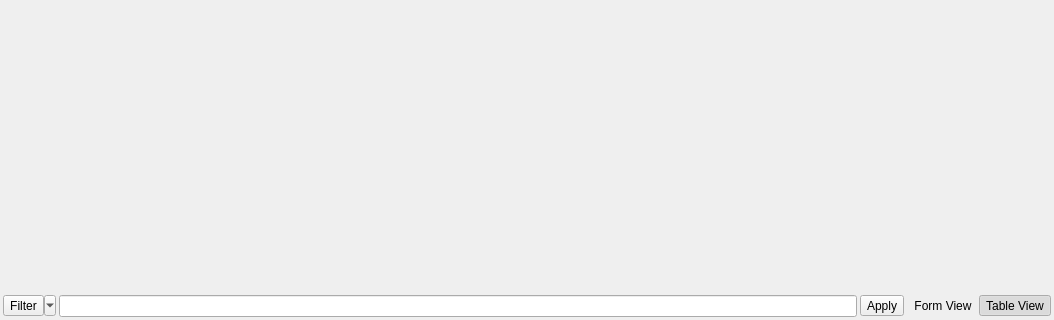
This is src/ui/qgsattributetabledialog.ui in qgis/QGIS as Qt 5 draws it before an edit; both pictures show x 0 to 1054 and y 250 to 570 of the 1054 by 570 pixel window. The edited form follows.
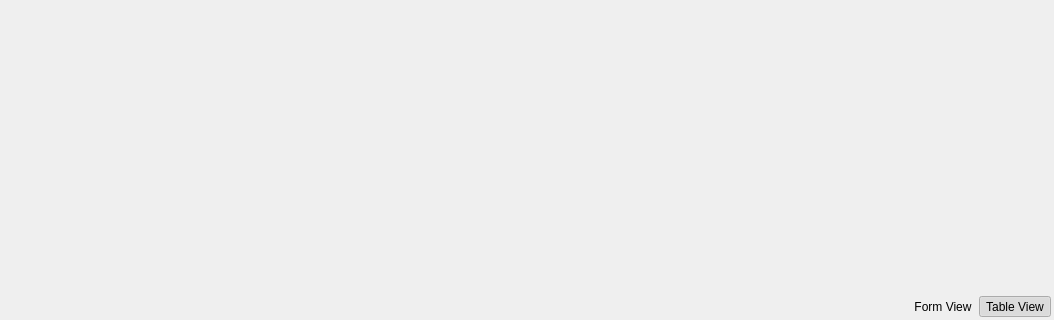
This is the edited form. Icons and pictures are not drawn. Custom widgets are drawn as their Qt base class.

Patch:
```diff
--- a/src/ui/qgsattributetabledialog.ui
+++ b/src/ui/qgsattributetabledialog.ui
@@ -106,7 +106,7 @@
       <number>3</number>
      </property>
      <property name="topMargin">
-      <number>0</number>
+      <number>3</number>
      </property>
      <property name="rightMargin">
       <number>3</number>
@@ -114,68 +114,14 @@
      <property name="bottomMargin">
       <number>3</number>
      </property>
-     <item>
-      <widget class="QToolButton" name="mFilterButton">
-       <property name="toolTip">
-        <string>The filter defines which features are currently shown in the list or on the table</string>
-       </property>
-       <property name="text">
-        <string>Filter</string>
-       </property>
-       <property name="icon">
-        <iconset resource="../../images/images.qrc">
-         <normaloff>:/images/themes/default/mActionFilter.svg</normaloff>:/images/themes/default/mActionFilter.svg</iconset>
-       </property>
-       <property name="popupMode">
-        <enum>QToolButton::MenuButtonPopup</enum>
-       </property>
-       <property name="toolButtonStyle">
-        <enum>Qt::ToolButtonTextBesideIcon</enum>
-       </property>
-      </widget>
-     </item>
-     <item>
-      <widget class="QWidget" name="mFilterContainer" native="true">
-       <layout class="QGridLayout" name="mFilterLayout">
-        <property name="sizeConstraint">
-         <enum>QLayout::SetDefaultConstraint</enum>
-        </property>
-        <property name="leftMargin">
-         <number>0</number>
-        </property>
-        <property name="topMargin">
-         <number>0</number>
-        </property>
-        <property name="rightMargin">
-         <number>0</number>
-        </property>
-        <property name="bottomMargin">
-         <number>0</number>
-        </property>
-        <item row="0" column="0">
-         <widget class="QgsFilterLineEdit" name="mFilterQuery"/>
-        </item>
-       </layout>
-      </widget>
-     </item>
-     <item>
-      <widget class="QToolButton" name="mApplyFilterButton">
-       <property name="toolTip">
-        <string>Filters the visible features according to the current filter selection and filter string.</string>
-       </property>
-       <property name="text">
-        <string>Apply</string>
-       </property>
-       <property name="toolButtonStyle">
-        <enum>Qt::ToolButtonTextOnly</enum>
-       </property>
-      </widget>
-     </item>
      <item>
       <layout class="QHBoxLayout" name="horizontalLayout_2">
        <property name="spacing">
         <number>0</number>
        </property>
+       <item>
+        <widget class="QgsFeatureFilterWidget" name="mFeatureFilterWidget" native="true"/>
+       </item>
        <item>
         <widget class="QToolButton" name="mAttributeViewButton">
          <property name="toolTip">
@@ -657,17 +603,17 @@
   </action>
  </widget>
  <customwidgets>
+  <customwidget>
+   <class>QgsFieldComboBox</class>
+   <extends>QComboBox</extends>
+   <header>qgsfieldcombobox.h</header>
+  </customwidget>
   <customwidget>
    <class>QgsFieldExpressionWidget</class>
    <extends>QWidget</extends>
    <header>qgsfieldexpressionwidget.h</header>
    <container>1</container>
   </customwidget>
-  <customwidget>
-   <class>QgsFilterLineEdit</class>
-   <extends>QLineEdit</extends>
-   <header>qgsfilterlineedit.h</header>
-  </customwidget>
   <customwidget>
    <class>QgsDualView</class>
    <extends>QStackedWidget</extends>
@@ -675,9 +621,10 @@
    <container>1</container>
   </customwidget>
   <customwidget>
-   <class>QgsFieldComboBox</class>
-   <extends>QComboBox</extends>
-   <header>qgsfieldcombobox.h</header>
+   <class>QgsFeatureFilterWidget</class>
+   <extends>QWidget</extends>
+   <header>qgsfeaturefilterwidget_p.h</header>
+   <container>1</container>
   </customwidget>
  </customwidgets>
  <tabstops>
```
Left out of the diff: 137 changed lines with no effect on the pictures.
